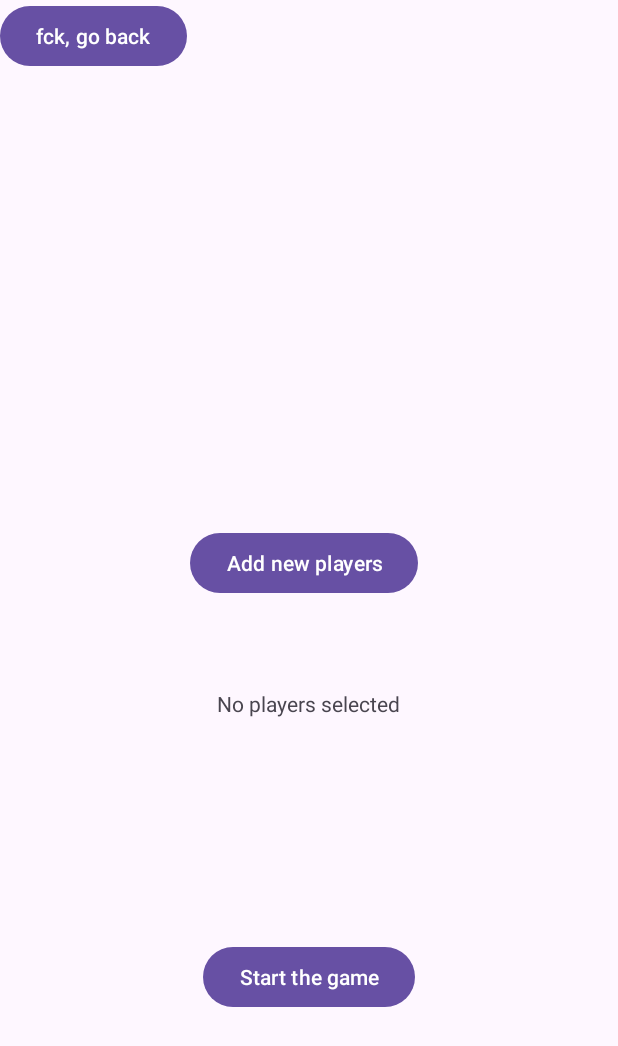
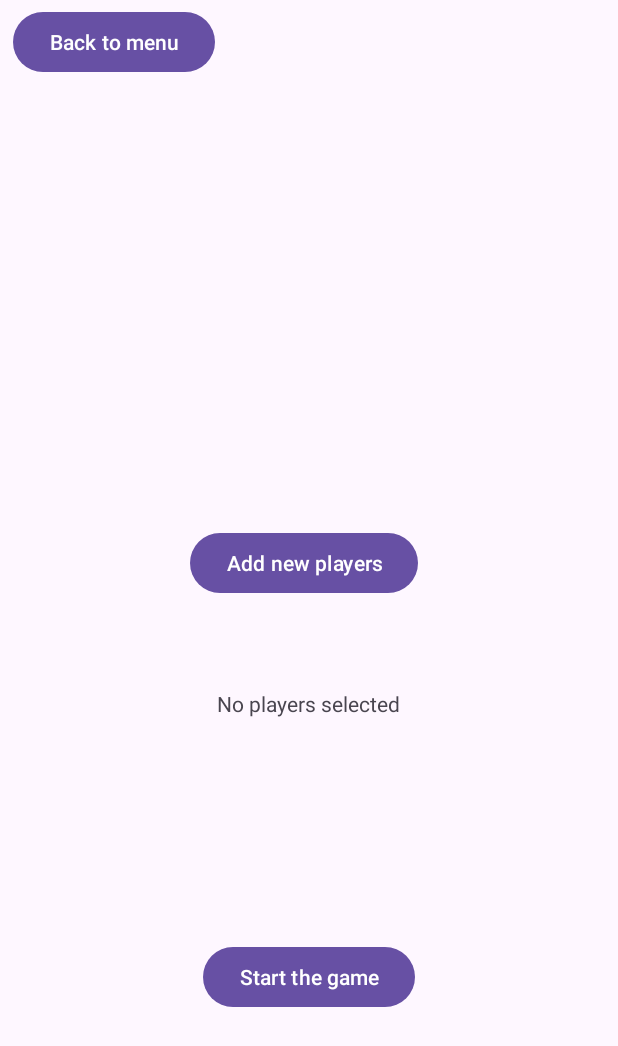
Before and after one commit to jousag/OlioHTDarts, an Android app: the NewMatchActivity screen opened directly, with no data from a screen before it, on a phone screen of 412 x 824 dp. Shown: the top 1046 px of the screen. Run offline under Robolectric (Android 15) with nearby library versions, the phone set to English and light mode, and no system bars.

Commit message:
Peli historian poisto

```diff
--- a/app/src/main/java/com/example/oliohtdarts/EndViewActivity.java
+++ b/app/src/main/java/com/example/oliohtdarts/EndViewActivity.java
@@ -97,13 +97,13 @@ public class EndViewActivity extends AppCompatActivity {
             player1.setScore(lastGame.getPlayer1score());
             player1.setDartsThrown(lastGame.getPlayer1throws() + player1.getDartsThrown());
             player1.setPlayedGames(player1.getPlayedGames() + 1);
-            player1.setThreeDartAverage(lastGame.getPlayer1score() / (float) lastGame.getPlayer1throws());
+            player1.setThreeDartAverage((501 - lastGame.getPlayer1score()) / (float) lastGame.getPlayer1throws() / 3);
         }
         if (player2 != null) {
             player2.setScore(lastGame.getPlayer2score());
             player2.setDartsThrown(lastGame.getPlayer2throws() + player2.getDartsThrown());
             player2.setPlayedGames(player2.getPlayedGames() + 1);
-            player2.setThreeDartAverage(lastGame.getPlayer2score()/ (float) lastGame.getPlayer2throws());
+            player2.setThreeDartAverage((501 - lastGame.getPlayer2score())/ (float) (lastGame.getPlayer2throws() / 3));
         }
     PlayerStorage.getInstance().savePlayers(this);
     }
--- a/app/src/main/java/com/example/oliohtdarts/Game.java
+++ b/app/src/main/java/com/example/oliohtdarts/Game.java
@@ -15,7 +15,6 @@ public class Game implements Serializable {
     private int player1score;
     private int player2score;
     private String gameType; //"301", "501", "701", etc.
-
     private String timeAndDate;
 
     public Game(int gameId, String player1, String player2, String winnerName, int player1throws, int player2throws, int player1score, int player2score, String gameType) {
--- a/app/src/main/java/com/example/oliohtdarts/GameHistory.java
+++ b/app/src/main/java/com/example/oliohtdarts/GameHistory.java
@@ -53,4 +53,8 @@ public class GameHistory extends AppCompatActivity {
         super.onPause();
         gameStorage.saveGames(this); // Save games to storage when the activity is paused
     }
+    public void clearGameHistory(View view) {
+        gameStorage.clearGames();
+        recyclerView.setAdapter(new GameListAdapter(getApplicationContext(), gameStorage.getAllGames()));
+    }
 }
--- a/app/src/main/java/com/example/oliohtdarts/GameStorage.java
+++ b/app/src/main/java/com/example/oliohtdarts/GameStorage.java
@@ -74,4 +74,8 @@ public class GameStorage {
             System.out.println("Virhe pelaajien lataamisessa: " + e.getMessage());
         }
     }
+    public void clearGames() {
+        games.clear();
+        gameIdCounter = 0;
+    }
 }
--- a/app/src/main/res/layout/activity_game_history.xml
+++ b/app/src/main/res/layout/activity_game_history.xml
@@ -38,6 +38,7 @@
         android:layout_height="wrap_content"
         android:layout_marginTop="173dp"
         android:layout_marginBottom="72dp"
+        android:onClick="clearGameHistory"
         android:text="Clear History"
         app:layout_constraintBottom_toBottomOf="parent"
         app:layout_constraintEnd_toEndOf="parent"
--- a/app/src/main/res/layout/activity_new_match.xml
+++ b/app/src/main/res/layout/activity_new_match.xml
@@ -24,10 +24,11 @@
         android:id="@+id/cancel"
         android:layout_width="wrap_content"
         android:layout_height="wrap_content"
+        android:layout_marginTop="4dp"
         android:onClick="switchToMain"
-        android:text="fck, go back"
+        android:text="Back to menu"
         app:layout_constraintEnd_toEndOf="parent"
-        app:layout_constraintHorizontal_bias="0.0"
+        app:layout_constraintHorizontal_bias="0.031"
         app:layout_constraintStart_toStartOf="parent"
         app:layout_constraintTop_toTopOf="parent" />
 
```
